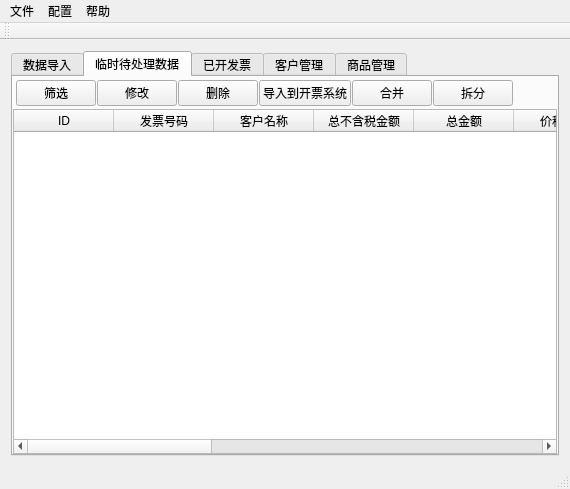
This is src/invoice/gui/mainwindow.ui in lcw2004/fapiao as Qt 5 draws it before an edit. The edited form follows.
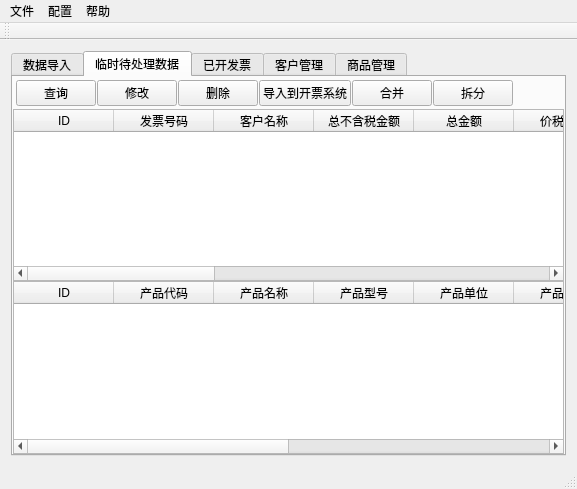
This is the edited form. Icons and pictures are not drawn.

Commit message: 添加元素选择事件a

Patch:
```diff
--- a/src/invoice/gui/mainwindow.ui
+++ b/src/invoice/gui/mainwindow.ui
@@ -6,7 +6,7 @@
    <rect>
     <x>0</x>
     <y>0</y>
-    <width>570</width>
+    <width>577</width>
     <height>489</height>
    </rect>
   </property>
@@ -197,7 +197,7 @@
           <item>
            <widget class="QPushButton" name="invoice_filter_Button">
             <property name="text">
-             <string>筛选</string>
+             <string>查询</string>
             </property>
            </widget>
           </item>
@@ -331,6 +331,66 @@
           </column>
          </widget>
         </item>
+        <item>
+         <widget class="QTableWidget" name="invoinceDetailTableWidget">
+          <property name="rowCount">
+           <number>0</number>
+          </property>
+          <property name="columnCount">
+           <number>10</number>
+          </property>
+          <column>
+           <property name="text">
+            <string>ID</string>
+           </property>
+          </column>
+          <column>
+           <property name="text">
+            <string>产品代码</string>
+           </property>
+          </column>
+          <column>
+           <property name="text">
+            <string>产品名称</string>
+           </property>
+          </column>
+          <column>
+           <property name="text">
+            <string>产品型号</string>
+           </property>
+          </column>
+          <column>
+           <property name="text">
+            <string>产品单位</string>
+           </property>
+          </column>
+          <column>
+           <property name="text">
+            <string>产品单价</string>
+           </property>
+          </column>
+          <column>
+           <property name="text">
+            <string>产品数量</string>
+           </property>
+          </column>
+          <column>
+           <property name="text">
+            <string>含税单价</string>
+           </property>
+          </column>
+          <column>
+           <property name="text">
+            <string>税率</string>
+           </property>
+          </column>
+          <column>
+           <property name="text">
+            <string>税额</string>
+           </property>
+          </column>
+         </widget>
+        </item>
        </layout>
       </widget>
       <widget class="QWidget" name="tab_2">
@@ -470,7 +530,7 @@
     <rect>
      <x>0</x>
      <y>0</y>
-     <width>570</width>
+     <width>577</width>
      <height>23</height>
     </rect>
    </property>
```
The commit also changes 2 other files.
